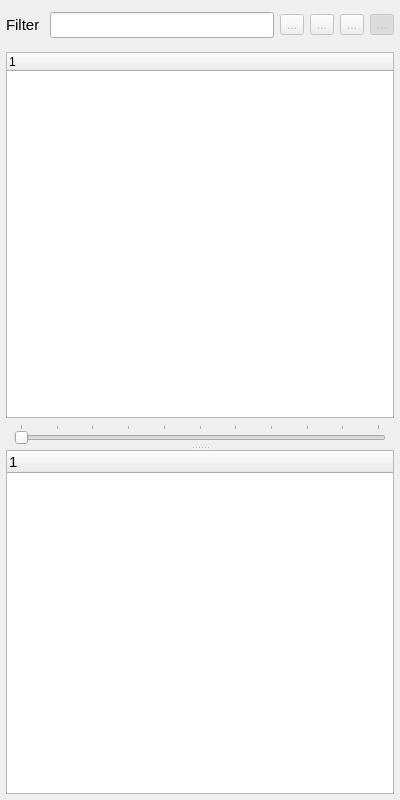
mikaelsundell/stageviz, file sources/outlinerview.ui: the form before one commit.
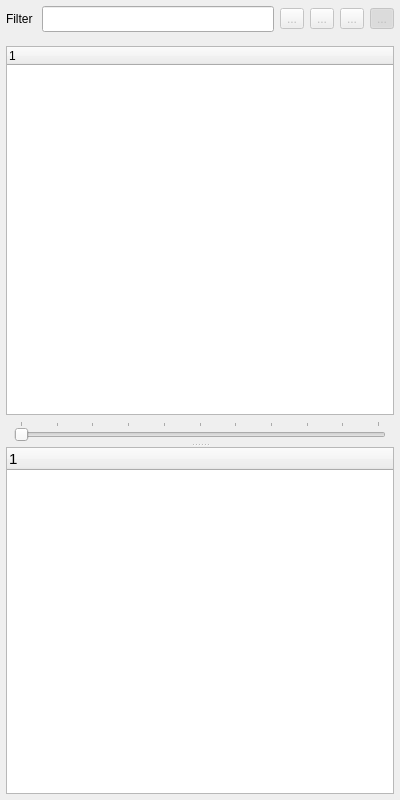
The form after the commit. Custom widgets are drawn as their Qt base class.

Commit message: Changed from docks to splitters and widgets for outliner and progress Improved stylesheet, now has minimum width and height for scrollbars

Diff of the .ui file:
```diff
--- a/sources/outlinerview.ui
+++ b/sources/outlinerview.ui
@@ -18,7 +18,7 @@
     <number>6</number>
    </property>
    <property name="topMargin">
-    <number>4</number>
+    <number>6</number>
    </property>
    <property name="rightMargin">
     <number>6</number>
@@ -33,7 +33,7 @@
        <number>0</number>
       </property>
       <property name="topMargin">
-       <number>8</number>
+       <number>0</number>
       </property>
       <property name="rightMargin">
        <number>0</number>
@@ -45,7 +45,7 @@
        <widget class="QLabel" name="label_4">
         <property name="font">
          <font>
-          <pointsize>11</pointsize>
+          <pointsize>9</pointsize>
          </font>
         </property>
         <property name="text">
```
The commit also changes 6 other files.
